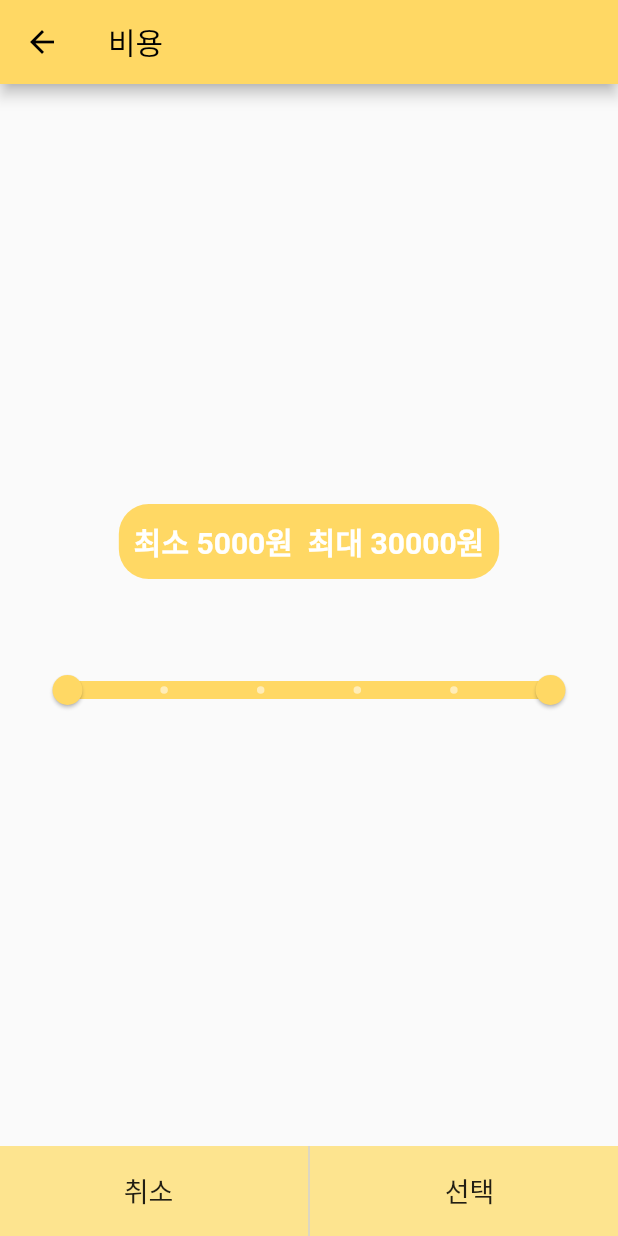
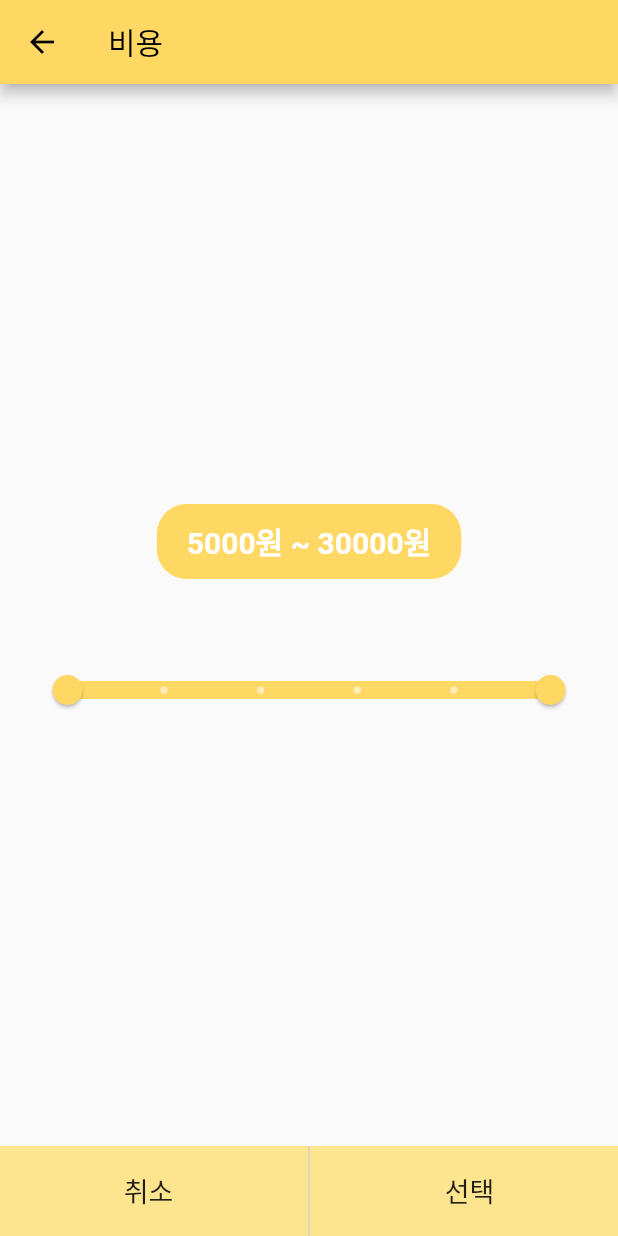
Before and after one commit to MeChuLee/MeChuLee, a Flutter app: the screen it shows after launch, after a tap on "비용", on a phone screen of 412 x 824 dp. Run offline on Flutter 3.47's test engine with Material 2 defaults, Android fonts, the light colour scheme and no system bars; our stand-ins replace cloud_firestore, firebase_core, firebase_storage, fluttertoast, sqflite; accounts and stored records are empty.

Commit message:
비용화면 초기화+범위+text, 메인 세부 문구, 마카롱 오류 식단 제약 text 수정

```diff
--- a/lib/costScreen.dart
+++ b/lib/costScreen.dart
@@ -9,25 +9,44 @@ class CostScreen extends StatefulWidget {
   _CostScreenState createState() => _CostScreenState();
 }
 
-double startValue = 5000;
-double endValue = 30000;
+class _CostScreenState extends State<CostScreen> {
+  late double startValue;
+  late double endValue;
+  late RangeValues _sliderRangeValues;
+  late RangeLabels _sliderRangeLabels;
+  late String minWonUpDown;
+  late String maxWonUpDown;
+  late String startRangeVal;
+  late String endRangeVal;
+  late String range = "~";
+  late String minRange = "";
+  late String maxRange = "";
 
-RangeValues _sliderRangeValues =  RangeValues(startValue, endValue);
-RangeLabels _sliderRangeLabels = const RangeLabels('5000', '30000');
+  // late 키워드가 없는 변수 선언은 선언 시점에서 초기값을 제공하는 것,
+  // late 키워드를 사용하는 변수 선언은 초기화를 나중에 할 수 있도록 지원한다.
+  // 코드에서 초기값이 명시되어 있다면 late 키워드를 사용하지 않아도 변수를 선언하고 사용가능
 
-String minMaxValuesText = '최소 ${_sliderRangeValues.start.round()}원  '
-    '최대 ${_sliderRangeValues.end.round()}원';
+  @override
+  void initState() {
+    super.initState();
+    startValue = 5000;
+    endValue = 30000;
+    _sliderRangeValues = RangeValues(startValue, endValue);
+    _sliderRangeLabels = const RangeLabels('5000', '30000');
+    minWonUpDown = "원";
+    maxWonUpDown = "원";
+    startRangeVal = (_sliderRangeValues.start.round()).toString();
+    endRangeVal = (_sliderRangeValues.end.round()).toString();
+    range = " ~ ";
+    minRange = "  ";
+    maxRange = "  ";
+  }
 
+  // 클래스 멤버변수 초기화시점에 따른 이슈
+  // 클래스 멤버 변수는 클래스 생성자 호출 전에 초기화되는 것이 아니라
+  // 클래스 인스턴스화 후에 초기화되어야 합니다.
+  // 따라서 startValue와 endValue는 클래스 멤버 변수 초기화에 사용될 수 없습니다.
 
-
-//String minText = "";
-class _CostScreenState extends State<CostScreen> {
-String minText = "최소";
-String maxText = "최대";
-String minWonUpDown = "원";
-String maxWonUpDown = "원";
-String startRangeVal = (_sliderRangeValues.start.round()).toString();
-String endRangeVal = (_sliderRangeValues.end.round()).toString();
   @override
   Widget build(BuildContext context) {
     return MaterialApp(
@@ -79,8 +98,7 @@ String endRangeVal = (_sliderRangeValues.end.round()).toString();
                   textBaseline: TextBaseline.alphabetic,
                   children: [
                     Text(
-                      "$minText $startRangeVal$minWonUpDown  "
-                          "$maxText $endRangeVal$maxWonUpDown",
+                      "$minRange$startRangeVal$minWonUpDown$range$endRangeVal$maxWonUpDown$maxRange",
                       style: const TextStyle(
                         fontSize: 20,
                         fontWeight: FontWeight.bold,
@@ -105,26 +123,29 @@ String endRangeVal = (_sliderRangeValues.end.round()).toString();
                         // 상태를 변경하는 것 2가지가 겹쳐서 동작하지 않음
 
                         _sliderRangeValues = value;
-                        startRangeVal = value.start.round().toString() ;
+                        startRangeVal = value.start.round().toString();
                         endRangeVal = value.end.round().toString();
 
                         if (value.start.round() == 30000) {
-                          minText = "";
-                          startRangeVal = "";
+                          startRangeVal = "  ";
                           minWonUpDown = "";
-                          maxText = "최소";
-                          maxWonUpDown = "원 이상  ";
+                          maxWonUpDown = "원 이상";
+                          minRange = "";
+                          range = "";
+                          maxRange = " ~ ";
                         } else if (value.end.round() == 5000) {
-                          minText = "  최소";
-                          minWonUpDown = "원 이하";
-                          maxText = "";
+                          minWonUpDown = "원 이하  ";
                           endRangeVal = "";
                           maxWonUpDown = "";
+                          minRange = " ~ ";
+                          range = "";
+                          maxRange = "";
                         } else {
-                          minText = "  최소";
-                          maxText = "최대";
                           minWonUpDown = "원";
-                          maxWonUpDown = "원  ";
+                          maxWonUpDown = "원";
+                          minRange = " ";
+                          range = " ~ ";
+                          maxRange = " ";
                         }
                         _sliderRangeLabels = RangeLabels(
                             '${value.start.round()}원', '${value.end.round()}원');
--- a/lib/main.dart
+++ b/lib/main.dart
@@ -150,10 +150,10 @@ class MainScreen extends StatelessWidget {
           childAspectRatio: 1 / 1,
           children: const <Widget>[
             MyCard("비용", "돈 아껴야 돼~", "assets/images/money.png", 0),
-            MyCard("식단 제약", "편식 ㄱㄱ", "assets/images/salad.png", 1),
+            MyCard("식단 제약", "제약사항 확인해요!", "assets/images/salad.png", 1),
             MyCard("랜덤", "운세를 보라", "assets/images/shuffle.png", 2),
             MyCard("개인 선호도", "뭐가 좋니?", "assets/images/like.png", 3),
-            MyCard("개인 상황", "렛츠고 피크닉", "assets/images/sun.png", 4),
+            MyCard("개인 상황", "오늘 어때?", "assets/images/sun.png", 4),
             MyCard("음식 분류", "한식 중식 일식?", "assets/images/dish.png", 5),
           ],
         ),
```
Also changed, not shown: lib/restrictionsScreen.dart (+3 -11 lines).
